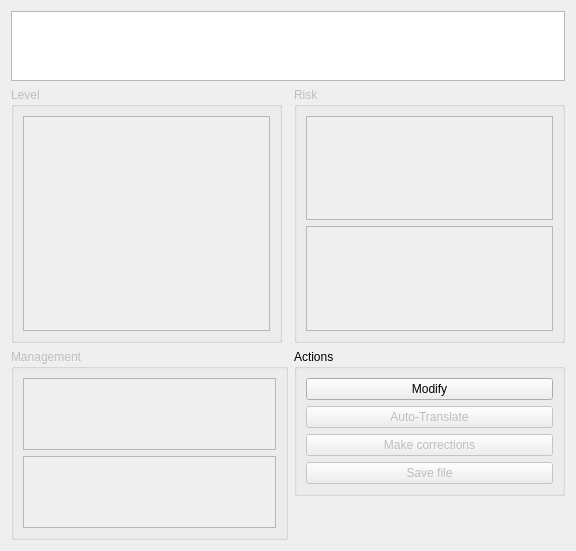
Before: the Qt Designer form freetoolbox/plugins/interactiondb/interactiondatabasebuilder.ui in FreeHealth/freehealth, drawn with Qt 5.
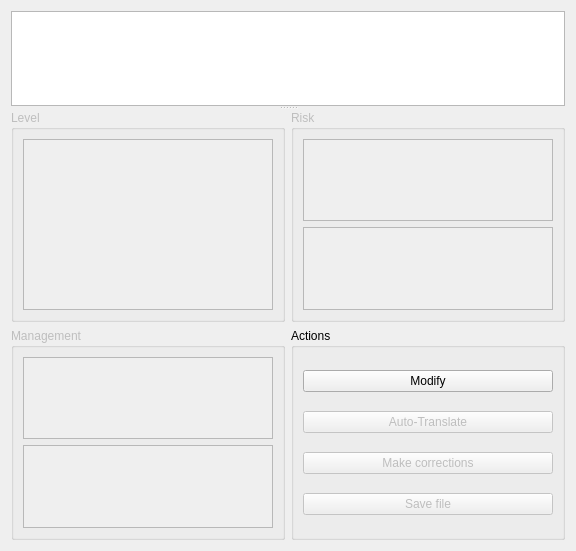
After: the same form once the commit is applied.

Patch:
```diff
--- a/freetoolbox/plugins/interactiondb/interactiondatabasebuilder.ui
+++ b/freetoolbox/plugins/interactiondb/interactiondatabasebuilder.ui
@@ -13,32 +13,19 @@
   <property name="windowTitle">
    <string>Form</string>
   </property>
-  <layout class="QGridLayout" name="gridLayout_5">
-   <item row="0" column="0" colspan="3">
+  <layout class="QGridLayout" name="gridLayout_6">
+   <item row="0" column="0">
     <layout class="QHBoxLayout" name="horizontalLayout"/>
    </item>
-   <item row="1" column="0" colspan="3">
+   <item row="1" column="0">
+    <widget class="QSplitter" name="splitter">
+     <property name="orientation">
+      <enum>Qt::Vertical</enum>
+     </property>
     <widget class="QTreeView" name="treeView"/>
-   </item>
-   <item row="5" column="0" rowspan="2" colspan="2">
-    <widget class="QGroupBox" name="groupBox_2">
-     <property name="enabled">
-      <bool>false</bool>
-     </property>
-     <property name="title">
-      <string>Management</string>
-     </property>
-     <layout class="QGridLayout" name="gridLayout_3">
-      <item row="2" column="0">
-       <widget class="QTextEdit" name="management_en"/>
-      </item>
-      <item row="1" column="0">
-       <widget class="QTextEdit" name="management"/>
-      </item>
-     </layout>
-    </widget>
-   </item>
-   <item row="2" column="0">
+     <widget class="QWidget" name="">
+      <layout class="QGridLayout" name="gridLayout_5">
+       <item row="0" column="0">
     <widget class="QGroupBox" name="groupBox_4">
      <property name="enabled">
       <bool>false</bool>
@@ -60,7 +47,43 @@
      </layout>
     </widget>
    </item>
-   <item row="5" column="2">
+       <item row="0" column="1">
+        <widget class="QGroupBox" name="groupBox">
+         <property name="enabled">
+          <bool>false</bool>
+         </property>
+         <property name="title">
+          <string>Risk</string>
+         </property>
+         <layout class="QGridLayout" name="gridLayout_2">
+          <item row="0" column="0">
+           <widget class="QTextEdit" name="risk"/>
+          </item>
+          <item row="1" column="0">
+           <widget class="QTextEdit" name="risk_en"/>
+          </item>
+         </layout>
+        </widget>
+       </item>
+       <item row="1" column="0">
+        <widget class="QGroupBox" name="groupBox_2">
+         <property name="enabled">
+          <bool>false</bool>
+         </property>
+         <property name="title">
+          <string>Management</string>
+         </property>
+         <layout class="QGridLayout" name="gridLayout_3">
+          <item row="2" column="0">
+           <widget class="QTextEdit" name="management_en"/>
+          </item>
+          <item row="1" column="0">
+           <widget class="QTextEdit" name="management"/>
+          </item>
+         </layout>
+        </widget>
+       </item>
+       <item row="1" column="1">
     <widget class="QGroupBox" name="groupBox_3">
      <property name="title">
       <string>Actions</string>
@@ -106,22 +129,8 @@
      </layout>
     </widget>
    </item>
-   <item row="2" column="2">
-    <widget class="QGroupBox" name="groupBox">
-     <property name="enabled">
-      <bool>false</bool>
-     </property>
-     <property name="title">
-      <string>Risk</string>
-     </property>
-     <layout class="QGridLayout" name="gridLayout_2">
-      <item row="0" column="0">
-       <widget class="QTextEdit" name="risk"/>
-      </item>
-      <item row="1" column="0">
-       <widget class="QTextEdit" name="risk_en"/>
-      </item>
-     </layout>
+      </layout>
+     </widget>
     </widget>
    </item>
   </layout>
```
Lines whose indentation alone changed are shown as unchanged.
